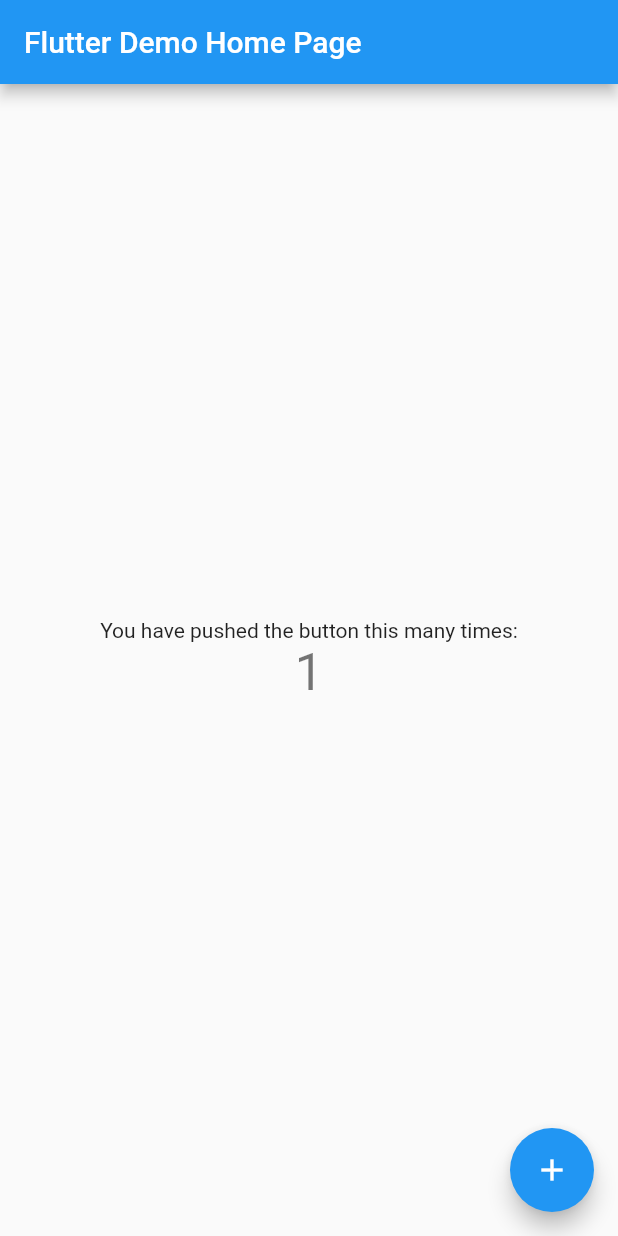
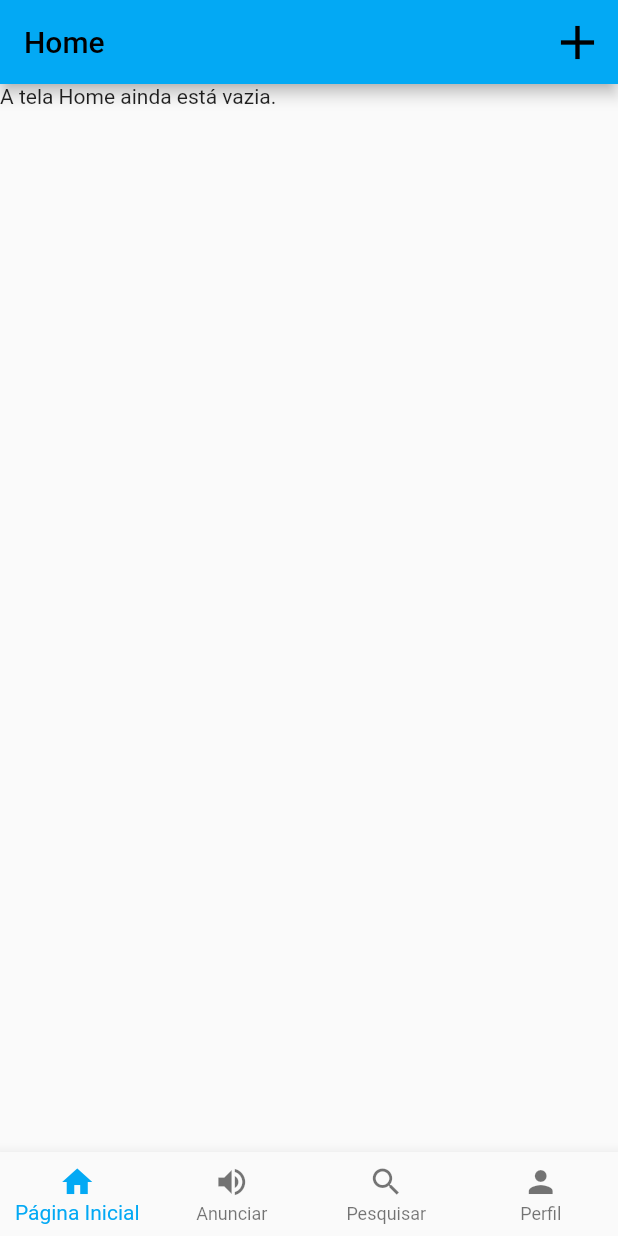
Before and after one commit to Garbiati/coisas_de_nenem, a Flutter app: the screen it shows after launch, after a tap on the "add" icon, on a phone screen of 412 x 824 dp. Run offline on Flutter 3.47's test engine with Material 2 defaults, Android fonts, the phone set to English and light mode, and no system bars.

Commit message:
adicionando as primeiras telas

```diff
--- a/lib/main.dart
+++ b/lib/main.dart
@@ -1,3 +1,8 @@
+import 'package:coisas_de_nenem/screen/anunciar.dart';
+import 'package:coisas_de_nenem/screen/home.dart';
+import 'package:coisas_de_nenem/screen/perfil.dart';
+import 'package:coisas_de_nenem/screen/pesquisar.dart';
+import 'package:coisas_de_nenem/screen/start.dart';
 import 'package:flutter/material.dart';
 
 void main() {
@@ -11,105 +16,19 @@
   @override
   Widget build(BuildContext context) {
     return MaterialApp(
-      title: 'Flutter Demo',
+      debugShowCheckedModeBanner: false,
+      title: 'Coisas de Nenem',
       theme: ThemeData(
-        // This is the theme of your application.
-        //
-        // Try running your application with "flutter run". You'll see the
-        // application has a blue toolbar. Then, without quitting the app, try
-        // changing the primarySwatch below to Colors.green and then invoke
-        // "hot reload" (press "r" in the console where you ran "flutter run",
-        // or simply save your changes to "hot reload" in a Flutter IDE).
-        // Notice that the counter didn't reset back to zero; the application
-        // is not restarted.
-        primarySwatch: Colors.blue,
+        primarySwatch: Colors.lightBlue,
       ),
-      home: const MyHomePage(title: 'Flutter Demo Home Page'),
+      initialRoute: "/",
+      routes: {
+        "/": (context) => const StartScreen(),
+        "/home": (context) => const HomeScreen(),
+        "/pesquisar": (context) => const PesquisarScreen(),
+        "/anunciar": (context) => const AnunciarScreen(),
+        "/perfil": (context) => const PerfilScreen(),
+      },
     );
   }
 }
-
-class MyHomePage extends StatefulWidget {
-  const MyHomePage({super.key, required this.title});
-
-  // This widget is the home page of your application. It is stateful, meaning
-  // that it has a State object (defined below) that contains fields that affect
-  // how it looks.
-
-  // This class is the configuration for the state. It holds the values (in this
-  // case the title) provided by the parent (in this case the App widget) and
-  // used by the build method of the State. Fields in a Widget subclass are
-  // always marked "final".
-
-  final String title;
-
-  @override
-  State<MyHomePage> createState() => _MyHomePageState();
-}
-
-class _MyHomePageState extends State<MyHomePage> {
-  int _counter = 0;
-
-  void _incrementCounter() {
-    setState(() {
-      // This call to setState tells the Flutter framework that something has
-      // changed in this State, which causes it to rerun the build method below
-      // so that the display can reflect the updated values. If we changed
-      // _counter without calling setState(), then the build method would not be
-      // called again, and so nothing would appear to happen.
-      _counter++;
-    });
-  }
-
-  @override
-  Widget build(BuildContext context) {
-    // This method is rerun every time setState is called, for instance as done
-    // by the _incrementCounter method above.
-    //
-    // The Flutter framework has been optimized to make rerunning build methods
-    // fast, so that you can just rebuild anything that needs updating rather
-    // than having to individually change instances of widgets.
-    return Scaffold(
-      appBar: AppBar(
-        // Here we take the value from the MyHomePage object that was created by
-        // the App.build method, and use it to set our appbar title.
-        title: Text(widget.title),
-      ),
-      body: Center(
-        // Center is a layout widget. It takes a single child and positions it
-        // in the middle of the parent.
-        child: Column(
-          // Column is also a layout widget. It takes a list of children and
-          // arranges them vertically. By default, it sizes itself to fit its
-          // children horizontally, and tries to be as tall as its parent.
-          //
-          // Invoke "debug painting" (press "p" in the console, choose the
-          // "Toggle Debug Paint" action from the Flutter Inspector in Android
-          // Studio, or the "Toggle Debug Paint" command in Visual Studio Code)
-          // to see the wireframe for each widget.
-          //
-          // Column has various properties to control how it sizes itself and
-          // how it positions its children. Here we use mainAxisAlignment to
-          // center the children vertically; the main axis here is the vertical
-          // axis because Columns are vertical (the cross axis would be
-          // horizontal).
-          mainAxisAlignment: MainAxisAlignment.center,
-          children: <Widget>[
-            const Text(
-              'You have pushed the button this many times:',
-            ),
-            Text(
-              '$_counter',
-              style: Theme.of(context).textTheme.headline4,
-            ),
-          ],
-        ),
-      ),
-      floatingActionButton: FloatingActionButton(
-        onPressed: _incrementCounter,
-        tooltip: 'Increment',
-        child: const Icon(Icons.add),
-      ), // This trailing comma makes auto-formatting nicer for build methods.
-    );
-  }
-}
--- /dev/null
+++ b/lib/screen/anunciar.dart
@@ -0,0 +1,27 @@
+import 'package:flutter/material.dart';
+
+class AnunciarScreen extends StatefulWidget {
+  const AnunciarScreen({super.key});
+
+  @override
+  State<AnunciarScreen> createState() => _AnunciarScreenState();
+}
+
+class _AnunciarScreenState extends State<AnunciarScreen> {
+  @override
+  Widget build(BuildContext context) {
+    return Scaffold(
+        appBar: AppBar(title: const Text("Anunciar"), actions: [
+          IconButton(
+            onPressed: () {},
+            icon: const Icon(Icons.add),
+            iconSize: 38,
+          )
+        ]),
+        body: _buildBodyScreen());
+  }
+
+  Widget _buildBodyScreen() {
+    return const Text("A tela anunciar ainda está vazia.");
+  }
+}
--- /dev/null
+++ b/lib/screen/home.dart
@@ -0,0 +1,27 @@
+import 'package:flutter/material.dart';
+
+class HomeScreen extends StatefulWidget {
+  const HomeScreen({super.key});
+
+  @override
+  State<HomeScreen> createState() => _HomeScreenState();
+}
+
+class _HomeScreenState extends State<HomeScreen> {
+  @override
+  Widget build(BuildContext context) {
+    return Scaffold(
+        appBar: AppBar(title: const Text("Home"), actions: [
+          IconButton(
+            onPressed: () {},
+            icon: const Icon(Icons.add),
+            iconSize: 38,
+          )
+        ]),
+        body: _buildBodyScreen());
+  }
+
+  Widget _buildBodyScreen() {
+    return const Text("A tela Home ainda está vazia.");
+  }
+}
--- /dev/null
+++ b/lib/screen/perfil.dart
@@ -0,0 +1,27 @@
+import 'package:flutter/material.dart';
+
+class PerfilScreen extends StatefulWidget {
+  const PerfilScreen({super.key});
+
+  @override
+  State<PerfilScreen> createState() => _PerfilScreenState();
+}
+
+class _PerfilScreenState extends State<PerfilScreen> {
+  @override
+  Widget build(BuildContext context) {
+    return Scaffold(
+        appBar: AppBar(title: const Text("Perfil"), actions: [
+          IconButton(
+            onPressed: () {},
+            icon: const Icon(Icons.add),
+            iconSize: 38,
+          )
+        ]),
+        body: _buildBodyScreen());
+  }
+
+  Widget _buildBodyScreen() {
+    return const Text("A tela perfil ainda está vazia.");
+  }
+}
--- /dev/null
+++ b/lib/screen/pesquisar.dart
@@ -0,0 +1,27 @@
+import 'package:flutter/material.dart';
+
+class PesquisarScreen extends StatefulWidget {
+  const PesquisarScreen({super.key});
+
+  @override
+  State<PesquisarScreen> createState() => _PesquisarScreenState();
+}
+
+class _PesquisarScreenState extends State<PesquisarScreen> {
+  @override
+  Widget build(BuildContext context) {
+    return Scaffold(
+        appBar: AppBar(title: const Text("Pesquisa"), actions: [
+          IconButton(
+            onPressed: () {},
+            icon: const Icon(Icons.add),
+            iconSize: 38,
+          )
+        ]),
+        body: _buildBodyScreen());
+  }
+
+  Widget _buildBodyScreen() {
+    return const Text("A tela pesquisa ainda está vazia.");
+  }
+}
--- /dev/null
+++ b/lib/screen/start.dart
@@ -0,0 +1,49 @@
+import 'package:coisas_de_nenem/screen/anunciar.dart';
+import 'package:coisas_de_nenem/screen/perfil.dart';
+import 'package:coisas_de_nenem/screen/pesquisar.dart';
+import 'package:flutter/material.dart';
+import 'home.dart';
+
+class StartScreen extends StatefulWidget {
+  const StartScreen({super.key});
+
+  @override
+  State<StartScreen> createState() => _StartScreenState();
+}
+
+class _StartScreenState extends State<StartScreen> {
+  final title = const Text("Makuna, controle de revendas.");
+  int _selectedIndex = 0;
+
+  @override
+  Widget build(BuildContext context) {
+    return Scaffold(
+        body: IndexedStack(
+          index: _selectedIndex,
+          children: const <Widget>[
+            HomeScreen(),
+            AnunciarScreen(),
+            PesquisarScreen(),
+            PerfilScreen(),
+          ],
+        ),
+        bottomNavigationBar: BottomNavigationBar(
+          type: BottomNavigationBarType.fixed,
+          currentIndex: _selectedIndex,
+          onTap: (index) {
+            setState(() {
+              _selectedIndex = index;
+            });
+          },
+          items: const [
+            BottomNavigationBarItem(
+                icon: Icon(Icons.home), label: 'Página Inicial'),
+            BottomNavigationBarItem(
+                icon: Icon(Icons.volume_up), label: 'Anunciar'),
+            BottomNavigationBarItem(
+                icon: Icon(Icons.search), label: 'Pesquisar'),
+            BottomNavigationBarItem(icon: Icon(Icons.person), label: 'Perfil'),
+          ],
+        ));
+  }
+}
```
